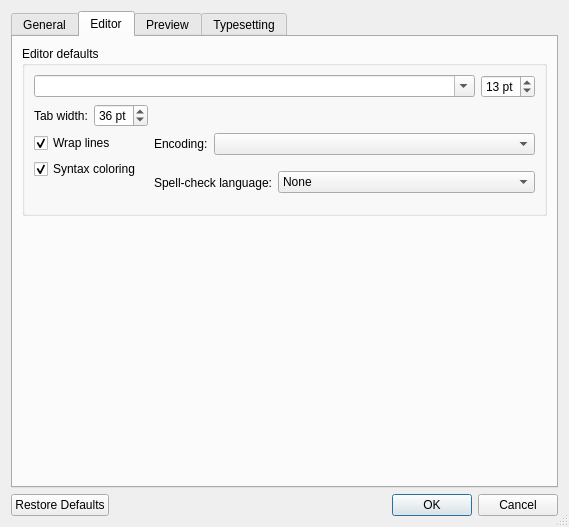
First picture: the form in src/PrefsDialog.ui, repository Sharpie/TeXworks, before the edit.
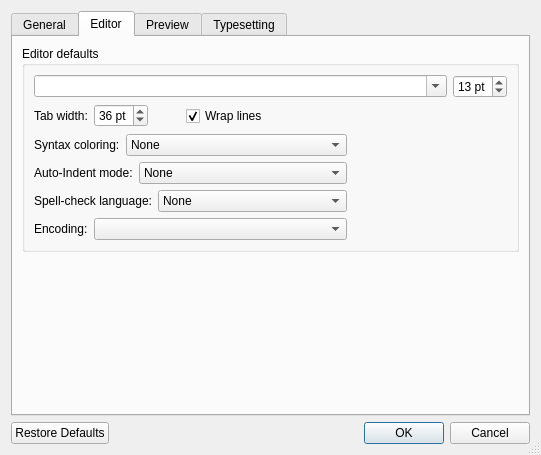
Second picture: the form after the edit. The open tabs and pages were chosen to show the change. Icons and pictures are not drawn.

Commit message: added auto-indent mode; this and syntax coloring now configurable

```diff
--- a/src/PrefsDialog.ui
+++ b/src/PrefsDialog.ui
@@ -5,8 +5,8 @@
    <rect>
     <x>0</x>
     <y>0</y>
-    <width>569</width>
-    <height>527</height>
+    <width>541</width>
+    <height>455</height>
    </rect>
   </property>
   <property name="windowTitle" >
@@ -18,7 +18,7 @@
   <property name="modal" >
    <bool>true</bool>
   </property>
-  <layout class="QGridLayout" >
+  <layout class="QGridLayout" name="gridLayout_2" >
    <item row="0" column="0" >
     <widget class="QTabWidget" name="tabWidget" >
      <property name="currentIndex" >
@@ -155,21 +155,21 @@
        <rect>
         <x>0</x>
         <y>0</y>
-        <width>539</width>
-        <height>448</height>
+        <width>511</width>
+        <height>376</height>
        </rect>
       </property>
       <attribute name="title" >
        <string>Editor</string>
       </attribute>
-      <layout class="QGridLayout" name="gridLayout_2" >
+      <layout class="QGridLayout" name="gridLayout_3" >
        <item row="0" column="0" >
         <widget class="QGroupBox" name="groupBox_2" >
          <property name="title" >
           <string>Editor defaults</string>
          </property>
          <layout class="QGridLayout" name="gridLayout" >
-          <item row="0" column="0" colspan="3" >
+          <item row="0" column="0" >
            <layout class="QHBoxLayout" >
             <item>
              <widget class="QComboBox" name="editorFont" >
@@ -200,40 +200,43 @@
            </layout>
           </item>
           <item row="1" column="0" >
-           <widget class="QLabel" name="label" >
-            <property name="text" >
-             <string>Tab width:</string>
-            </property>
-           </widget>
-          </item>
-          <item row="1" column="1" >
-           <widget class="QSpinBox" name="tabWidth" >
-            <property name="suffix" >
-             <string> pt</string>
-            </property>
-            <property name="minimum" >
-             <number>6</number>
-            </property>
-            <property name="value" >
-             <number>36</number>
-            </property>
-           </widget>
-          </item>
-          <item row="1" column="2" >
-           <spacer>
-            <property name="orientation" >
-             <enum>Qt::Horizontal</enum>
-            </property>
-            <property name="sizeHint" stdset="0" >
-             <size>
-              <width>40</width>
-              <height>20</height>
-             </size>
-            </property>
-           </spacer>
-          </item>
-          <item rowspan="2" row="2" column="0" colspan="2" >
-           <layout class="QVBoxLayout" >
+           <layout class="QHBoxLayout" name="horizontalLayout" >
+            <item>
+             <widget class="QLabel" name="label" >
+              <property name="text" >
+               <string>Tab width:</string>
+              </property>
+             </widget>
+            </item>
+            <item>
+             <widget class="QSpinBox" name="tabWidth" >
+              <property name="suffix" >
+               <string> pt</string>
+              </property>
+              <property name="minimum" >
+               <number>6</number>
+              </property>
+              <property name="value" >
+               <number>36</number>
+              </property>
+             </widget>
+            </item>
+            <item>
+             <spacer name="spacer" >
+              <property name="orientation" >
+               <enum>Qt::Horizontal</enum>
+              </property>
+              <property name="sizeType" >
+               <enum>QSizePolicy::Fixed</enum>
+              </property>
+              <property name="sizeHint" stdset="0" >
+               <size>
+                <width>32</width>
+                <height>24</height>
+               </size>
+              </property>
+             </spacer>
+            </item>
             <item>
              <widget class="QCheckBox" name="wrapLines" >
               <property name="text" >
@@ -245,40 +248,100 @@
              </widget>
             </item>
             <item>
-             <widget class="QCheckBox" name="syntaxColoring" >
+             <spacer>
+              <property name="orientation" >
+               <enum>Qt::Horizontal</enum>
+              </property>
+              <property name="sizeHint" stdset="0" >
+               <size>
+                <width>78</width>
+                <height>24</height>
+               </size>
+              </property>
+             </spacer>
+            </item>
+           </layout>
+          </item>
+          <item row="2" column="0" >
+           <layout class="QHBoxLayout" name="horizontalLayout_2" >
+            <item>
+             <widget class="QLabel" name="label_7" >
               <property name="text" >
-               <string>Syntax coloring</string>
+               <string>Syntax coloring:</string>
               </property>
-              <property name="checked" >
-               <bool>true</bool>
+             </widget>
+            </item>
+            <item>
+             <widget class="QComboBox" name="syntaxColoring" >
+              <property name="sizePolicy" >
+               <sizepolicy vsizetype="Fixed" hsizetype="MinimumExpanding" >
+                <horstretch>1</horstretch>
+                <verstretch>0</verstretch>
+               </sizepolicy>
               </property>
+              <item>
+               <property name="text" >
+                <string>None</string>
+               </property>
+              </item>
              </widget>
             </item>
+            <item>
+             <spacer name="horizontalSpacer" >
+              <property name="orientation" >
+               <enum>Qt::Horizontal</enum>
+              </property>
+              <property name="sizeHint" stdset="0" >
+               <size>
+                <width>160</width>
+                <height>20</height>
+               </size>
+              </property>
+             </spacer>
+            </item>
            </layout>
           </item>
-          <item row="2" column="2" >
-           <layout class="QHBoxLayout" >
+          <item row="3" column="0" >
+           <layout class="QHBoxLayout" name="horizontalLayout_3" >
             <item>
-             <widget class="QLabel" name="label_2" >
+             <widget class="QLabel" name="label_8" >
               <property name="text" >
-               <string>Encoding:</string>
+               <string>Auto-Indent mode:</string>
               </property>
              </widget>
             </item>
             <item>
-             <widget class="QComboBox" name="encoding" >
+             <widget class="QComboBox" name="autoIndent" >
               <property name="sizePolicy" >
                <sizepolicy vsizetype="Fixed" hsizetype="MinimumExpanding" >
                 <horstretch>1</horstretch>
                 <verstretch>0</verstretch>
                </sizepolicy>
               </property>
+              <item>
+               <property name="text" >
+                <string>None</string>
+               </property>
+              </item>
              </widget>
             </item>
+            <item>
+             <spacer name="horizontalSpacer_2" >
+              <property name="orientation" >
+               <enum>Qt::Horizontal</enum>
+              </property>
+              <property name="sizeHint" stdset="0" >
+               <size>
+                <width>160</width>
+                <height>20</height>
+               </size>
+              </property>
+             </spacer>
+            </item>
            </layout>
           </item>
-          <item rowspan="2" row="3" column="2" >
-           <layout class="QHBoxLayout" name="_2" >
+          <item row="4" column="0" >
+           <layout class="QHBoxLayout" name="horizontalLayout_4" >
             <item>
              <widget class="QLabel" name="label_6" >
               <property name="text" >
@@ -301,33 +364,67 @@
               </item>
              </widget>
             </item>
+            <item>
+             <spacer name="horizontalSpacer_3" >
+              <property name="orientation" >
+               <enum>Qt::Horizontal</enum>
+              </property>
+              <property name="sizeHint" stdset="0" >
+               <size>
+                <width>160</width>
+                <height>20</height>
+               </size>
+              </property>
+             </spacer>
+            </item>
            </layout>
           </item>
-          <item row="4" column="0" colspan="2" >
-           <spacer name="verticalSpacer" >
-            <property name="orientation" >
-             <enum>Qt::Vertical</enum>
-            </property>
-            <property name="sizeHint" stdset="0" >
-             <size>
-              <width>20</width>
-              <height>6</height>
-             </size>
-            </property>
-           </spacer>
+          <item row="5" column="0" >
+           <layout class="QHBoxLayout" name="horizontalLayout_5" >
+            <item>
+             <widget class="QLabel" name="label_2" >
+              <property name="text" >
+               <string>Encoding:</string>
+              </property>
+             </widget>
+            </item>
+            <item>
+             <widget class="QComboBox" name="encoding" >
+              <property name="sizePolicy" >
+               <sizepolicy vsizetype="Fixed" hsizetype="MinimumExpanding" >
+                <horstretch>1</horstretch>
+                <verstretch>0</verstretch>
+               </sizepolicy>
+              </property>
+             </widget>
+            </item>
+            <item>
+             <spacer name="horizontalSpacer_4" >
+              <property name="orientation" >
+               <enum>Qt::Horizontal</enum>
+              </property>
+              <property name="sizeHint" stdset="0" >
+               <size>
+                <width>160</width>
+                <height>20</height>
+               </size>
+              </property>
+             </spacer>
+            </item>
+           </layout>
           </item>
          </layout>
         </widget>
        </item>
        <item row="1" column="0" >
-        <spacer>
+        <spacer name="verticalSpacer" >
          <property name="orientation" >
           <enum>Qt::Vertical</enum>
          </property>
          <property name="sizeHint" stdset="0" >
           <size>
            <width>20</width>
-           <height>261</height>
+           <height>67</height>
           </size>
          </property>
         </spacer>
```
Left out of the diff: 23 changed lines with no effect on the pictures. The commit also changes 14 other files.
